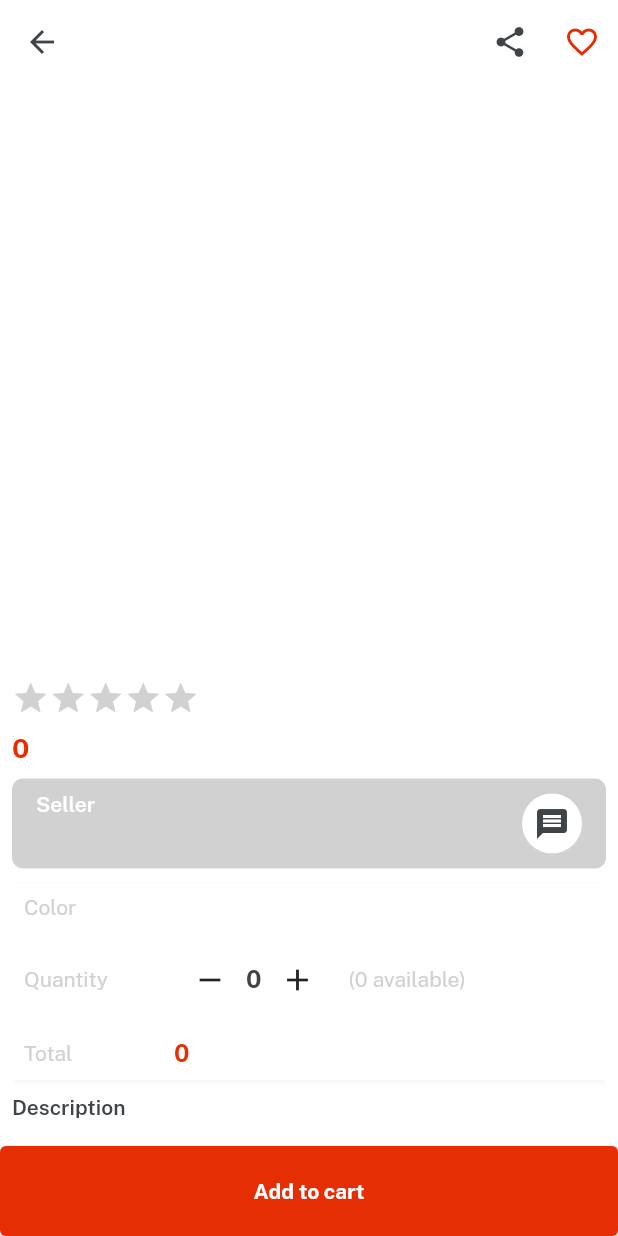
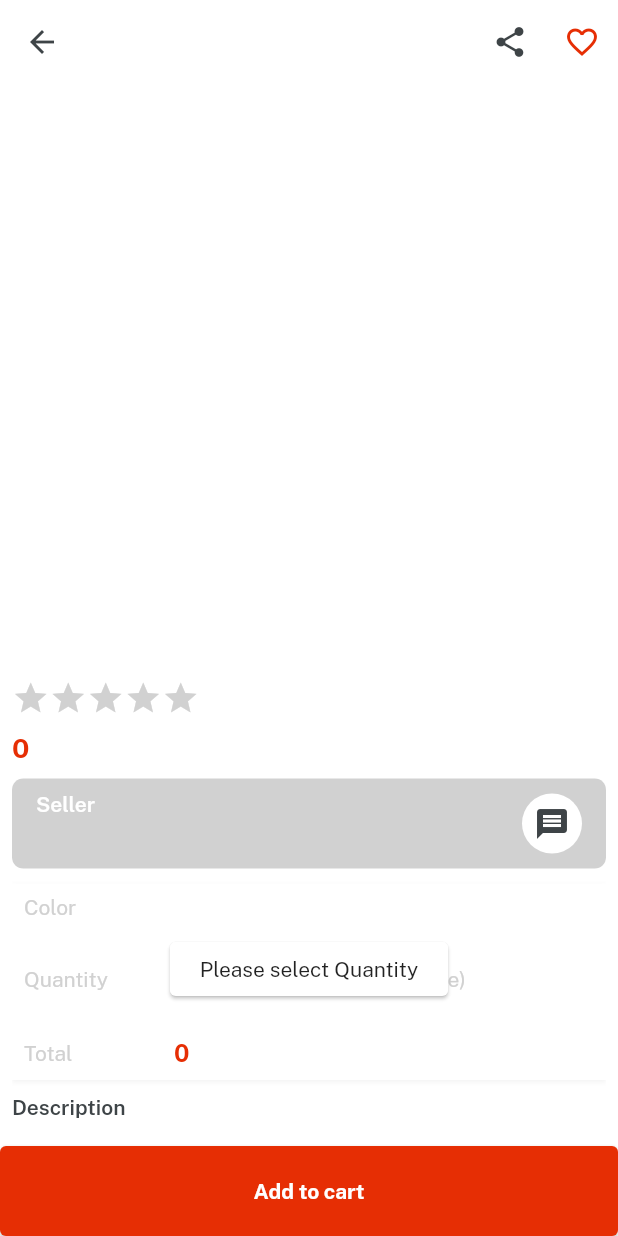
Before and after one commit to Ashu2607/eMart-Flutter, a Flutter app: the ItemDetails screen opened directly with empty values, after a tap on "Add to cart", on a phone screen of 412 x 824 dp. Run offline on Flutter 3.47's test engine with Material 2 defaults, Android fonts, the phone set to English and light mode, and no system bars; drawn by our look-alikes of velocity_x; our stand-ins replace cloud_firestore, firebase_auth, firebase_core, firebase_storage, get, image_picker; accounts and stored records are empty.

Commit message:
bug fix (Add quantity to cart)

```diff
--- a/lib/views/category_screen_view/item_details.dart
+++ b/lib/views/category_screen_view/item_details.dart
@@ -340,6 +340,7 @@ class ItemDetails extends StatelessWidget {
               child: customButton(
                 title: "Add to cart",
                 onPressed: () {
+                  if (controller.quantity.value > 0) {
                     controller.addToCart(
                       color: data['p_colors'][controller.colorIndex.value],
                       image: data['p_images'][0],
@@ -353,6 +354,9 @@ class ItemDetails extends StatelessWidget {
                     VxToast.show(context, msg: "Added to Cart");
                     controller.resetValues();
                     Get.back();
+                  } else {
+                    VxToast.show(context, msg: "Please select Quantity");
+                  }
                 },
                 color: redColor,
                 textColor: whiteColor,
```
Lines whose indentation alone changed are shown as unchanged.
